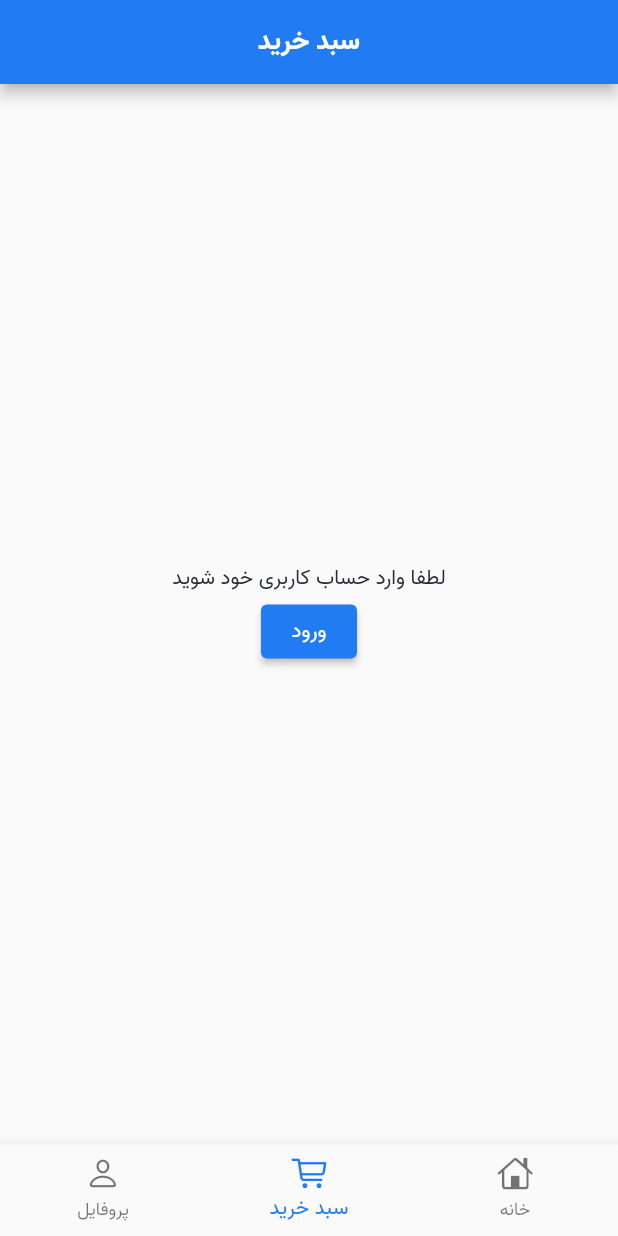
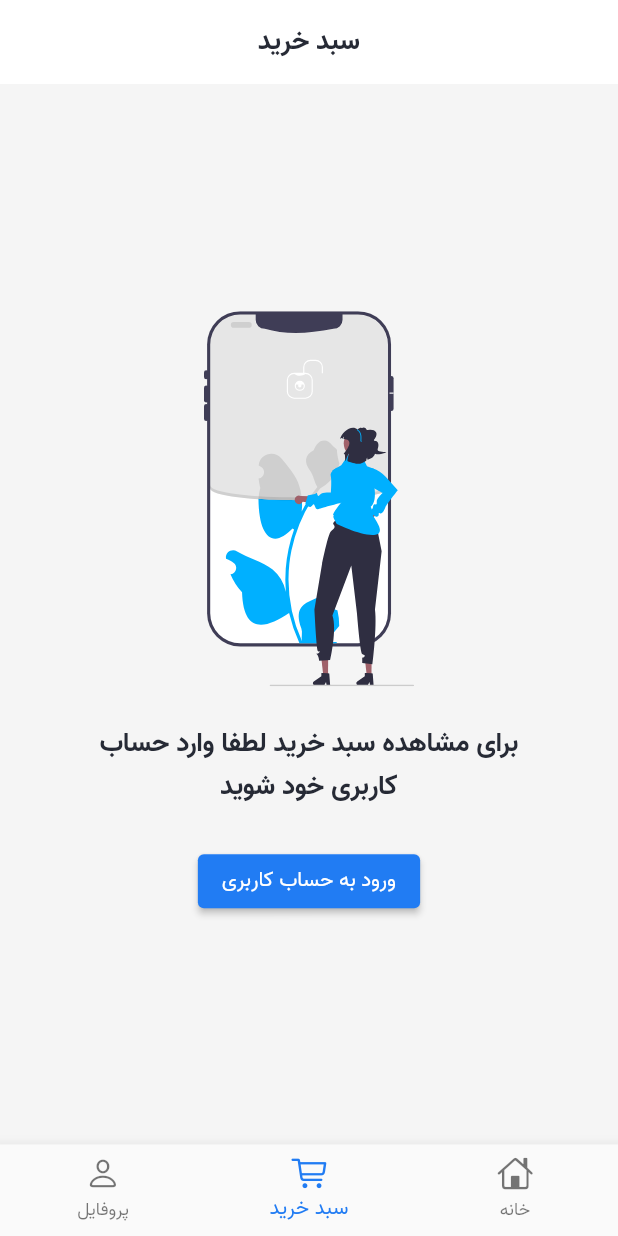
Before and after one commit to kiyanzade/nike_store, a Flutter app: the screen it shows after launch, item 2 of the bottom bar chosen, on a phone screen of 412 x 824 dp. Run offline on Flutter 3.47's test engine with Material 2 defaults, Android fonts, the phone set to English and light mode, and no system bars; our stand-ins replace bloc, cached_network_image, dio, equatable, flutter_bloc, flutter_svg and 2 more; network calls fail.

Commit message:
implemet empty state and add to cart page

```diff
--- a/lib/main.dart
+++ b/lib/main.dart
@@ -45,7 +45,13 @@ class MyApp extends StatelessWidget {
         // or simply save your changes to "hot reload" in a Flutter IDE).
         // Notice that the counter didn't reset back to zero; the application
         // is not restarted.
-        snackBarTheme: SnackBarThemeData(contentTextStyle: defaultTextStyle.apply(color: Colors.white)),
+
+        appBarTheme: AppBarTheme(
+          elevation: 0,
+            color: Colors.white,
+            foregroundColor: LightThemeColors.primaryTextColor),
+        snackBarTheme: SnackBarThemeData(
+            contentTextStyle: defaultTextStyle.apply(color: Colors.white)),
         textTheme: TextTheme(
           subtitle1:
               defaultTextStyle.apply(color: LightThemeColors.scondaryTextColor),
--- a/lib/ui/cart/bloc/cart_bloc.dart
+++ b/lib/ui/cart/bloc/cart_bloc.dart
@@ -20,7 +20,11 @@ class CartBloc extends Bloc<CartEvent, CartState> {
           try {
             emit(CartLoadingState());
             final cartResponse = await cartRepository.getAll();
-            emit(CartSuccessState(cartResponse));
+            if (cartResponse.cartItems.isEmpty) {
+              emit(CartEmptyState());
+            } else {
+              emit(CartSuccessState(cartResponse));
+            }
           } catch (e) {
             emit(CartErrorState(AppException()));
           }
--- a/lib/ui/cart/bloc/cart_state.dart
+++ b/lib/ui/cart/bloc/cart_state.dart
@@ -21,4 +21,6 @@ class CartErrorState extends CartState {
   const CartErrorState(this.appException);
 }
 
+class CartEmptyState extends CartState {}
+
 class CartAuthRequiredState extends CartState {}
--- a/lib/ui/cart/cart.dart
+++ b/lib/ui/cart/cart.dart
@@ -1,10 +1,12 @@
 import 'package:flutter/cupertino.dart';
 import 'package:flutter/material.dart';
 import 'package:flutter_bloc/flutter_bloc.dart';
+import 'package:flutter_svg/flutter_svg.dart';
 import 'package:nike_store/data/auth_info.dart';
 import 'package:nike_store/data/repo/cart_repository.dart';
 import 'package:nike_store/ui/cart/bloc/cart_bloc.dart';
 import 'package:nike_store/ui/home/home.dart';
+import 'package:nike_store/ui/widgets/emptyScreen.dart';
 import 'package:nike_store/ui/widgets/imageService.dart';
 
 import '../../data/repo/auth_repository.dart';
@@ -26,7 +28,8 @@ class _CartScreenState extends State<CartScreen> {
   }
 
   void authChangeNotifierListener() {
-    cartBloc?.add(CartAuthInfoChangedEvent(AuthRepository.authChangeNotifier.value));
+    cartBloc?.add(
+        CartAuthInfoChangedEvent(AuthRepository.authChangeNotifier.value));
   }
 
   @override
@@ -41,6 +44,7 @@ class _CartScreenState extends State<CartScreen> {
   @override
   Widget build(BuildContext context) {
     return Scaffold(
+      backgroundColor: Color(0xffF5F5F5),
       appBar: AppBar(
         centerTitle: true,
         title: const Text("سبد خرید"),
@@ -164,13 +168,9 @@ class _CartScreenState extends State<CartScreen> {
                 itemCount: state.cartResponse.cartItems.length,
               );
             } else if (state is CartAuthRequiredState) {
-              return SizedBox(
-                width: MediaQuery.of(context).size.width,
-                child: Column(
-                  mainAxisAlignment: MainAxisAlignment.center,
-                  children: [
-                    Text('لطفا وارد حساب کاربری خود شوید'),
-                    ElevatedButton(
+              return EmptyScreen(
+                message: 'برای مشاهده سبد خرید لطفا وارد حساب کاربری خود شوید',
+                callToAction: ElevatedButton(
                     onPressed: () {
                       Navigator.of(context).push(
                         MaterialPageRoute(
@@ -178,9 +178,16 @@ class _CartScreenState extends State<CartScreen> {
                         ),
                       );
                     },
-                        child: Text('ورود'))
-                  ],
+                    child: Text('ورود به حساب کاربری')),
+                image: SvgPicture.asset(
+                  'assets/images/auth_required.svg',
+                  width: 140,
                 ),
+              );
+            } else if (state is CartEmptyState) {
+              return EmptyScreen(
+                message: 'تاکنون هیچ محصولی در سبد خرید ثبت نشده است',
+                image: SvgPicture.asset('assets/images/empty_cart.svg'),
               );
             } else {
               throw Exception("Invalid State");
--- /dev/null
+++ b/lib/ui/widgets/emptyScreen.dart
@@ -0,0 +1,33 @@
+import 'package:flutter/material.dart';
+
+class EmptyScreen extends StatelessWidget {
+  final String message;
+  final Widget? callToAction;
+  final Widget image;
+
+  const EmptyScreen(
+      {super.key,
+      required this.message,
+      this.callToAction,
+      required this.image});
+
+  @override
+  Widget build(BuildContext context) {
+    return Column(
+      mainAxisAlignment: MainAxisAlignment.center,
+      crossAxisAlignment: CrossAxisAlignment.center,
+      children: [
+        image,
+        Padding(
+          padding: const EdgeInsets.fromLTRB(48, 24, 48, 24),
+          child: Text(
+            message,
+            style: Theme.of(context).textTheme.headline6,
+            textAlign: TextAlign.center,
+          ),
+        ),
+        if (callToAction != null) callToAction!
+      ],
+    );
+  }
+}
--- a/pubspec.yaml
+++ b/pubspec.yaml
@@ -40,6 +40,7 @@ dependencies:
   equatable: ^2.0.5
   cached_network_image: ^3.2.3
   shared_preferences: ^2.1.1
+  flutter_svg: ^2.0.5
 
 dev_dependencies:
   flutter_test:
```
Also changed, not shown: assets/images/auth_required.svg (added), assets/images/empty_cart.svg (added), assets/images/no_data.svg (added), pubspec.lock. Lines whose indentation alone changed are shown as unchanged.
